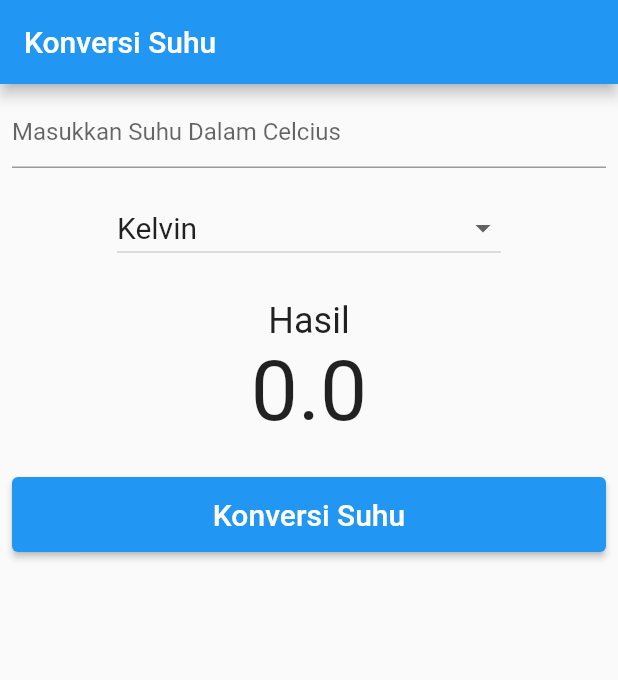
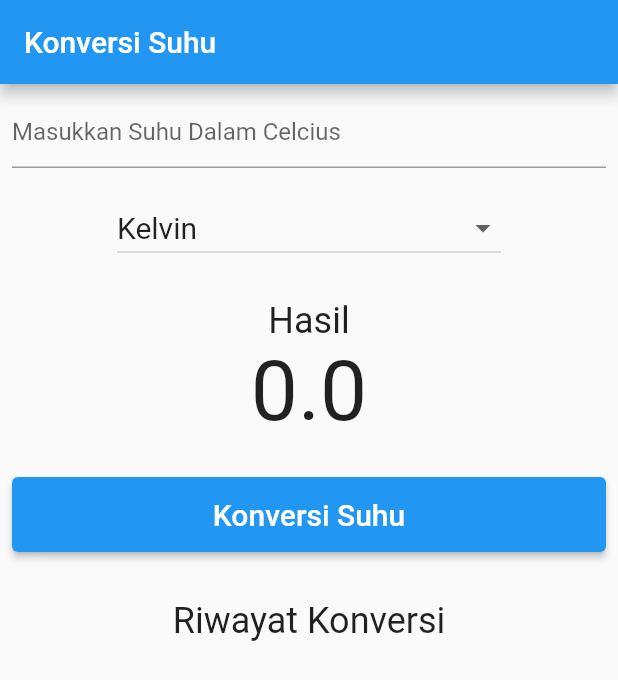
Before and after one commit to farid-maulana/flutter-KonversiSuhu, a Flutter app: the screen it shows after launch, on a phone screen of 412 x 824 dp. Shown: the top 680 px of the screen. Run offline on Flutter 3.47's test engine with Material 2 defaults, Android fonts, the phone set to English and light mode, and no system bars.

Commit message:
Add a listview widget to save history conversations

```diff
--- a/lib/main.dart
+++ b/lib/main.dart
@@ -1,8 +1,9 @@
 import 'package:flutter/material.dart';
 import 'package:flutter/services.dart';
-import 'package:konversi_suhu/input.dart';
-import 'package:konversi_suhu/result.dart';
+import 'input.dart';
+import 'result.dart';
 import 'convert.dart';
+import 'riwayat.dart';
 
 void main() {
   runApp(MyApp());
@@ -25,14 +26,25 @@ class _MyAppState extends State<MyApp> {
 
   var listItem = ["Kelvin", "Reamur"];
 
+  List<String> listViewItem = <String>[];
+
   void _temperatureConversion() {
     setState(() {
       _inputUser = double.parse(inputSuhuController.text);
 
-      if (_newValue == "Kelvin")
+      if (_newValue == "Kelvin") {
         _result = _inputUser + 273;
-      else
+        listViewItem.add("Kelvin: $_result");
+      } else {
         _result = (4 / 5) * _inputUser;
+        listViewItem.add("Reamur: $_result");
+      }
+    });
+  }
+
+  void dropdownOnChanged(String? changeValue) {
+    setState(() {
+      _newValue = changeValue!;
     });
   }
 
@@ -71,11 +83,7 @@ class _MyAppState extends State<MyApp> {
                     );
                   }).toList(),
                   value: _newValue,
-                  onChanged: (String? changeValue) {
-                    setState(() {
-                      _newValue = changeValue!;
-                    });
-                  },
+                  onChanged: dropdownOnChanged,
                 ),
               ),
               Result(
@@ -84,10 +92,16 @@ class _MyAppState extends State<MyApp> {
               Convert(
                 convertHandler: _temperatureConversion,
               ),
-              Container(),
-              Expanded(
-                child: ListView(),
-              )
+              Container(
+                margin: EdgeInsets.only(bottom: 16),
+                child: Text(
+                  "Riwayat Konversi",
+                  style: TextStyle(
+                    fontSize: 24,
+                  ),
+                ),
+              ),
+              Riwayat(listViewItem: listViewItem),
             ],
           ),
         ),
--- /dev/null
+++ b/lib/riwayat.dart
@@ -0,0 +1,26 @@
+import 'package:flutter/material.dart';
+
+class Riwayat extends StatelessWidget {
+  const Riwayat({Key? key, required this.listViewItem}) : super(key: key);
+
+  final List<String> listViewItem;
+
+  @override
+  Widget build(BuildContext context) {
+    return Expanded(
+      child: ListView(
+        children: listViewItem.map((String value) {
+          return Container(
+            margin: EdgeInsets.all(10),
+            child: Text(
+              value,
+              style: TextStyle(
+                fontSize: 18,
+              ),
+            ),
+          );
+        }).toList(),
+      ),
+    );
+  }
+}
```
